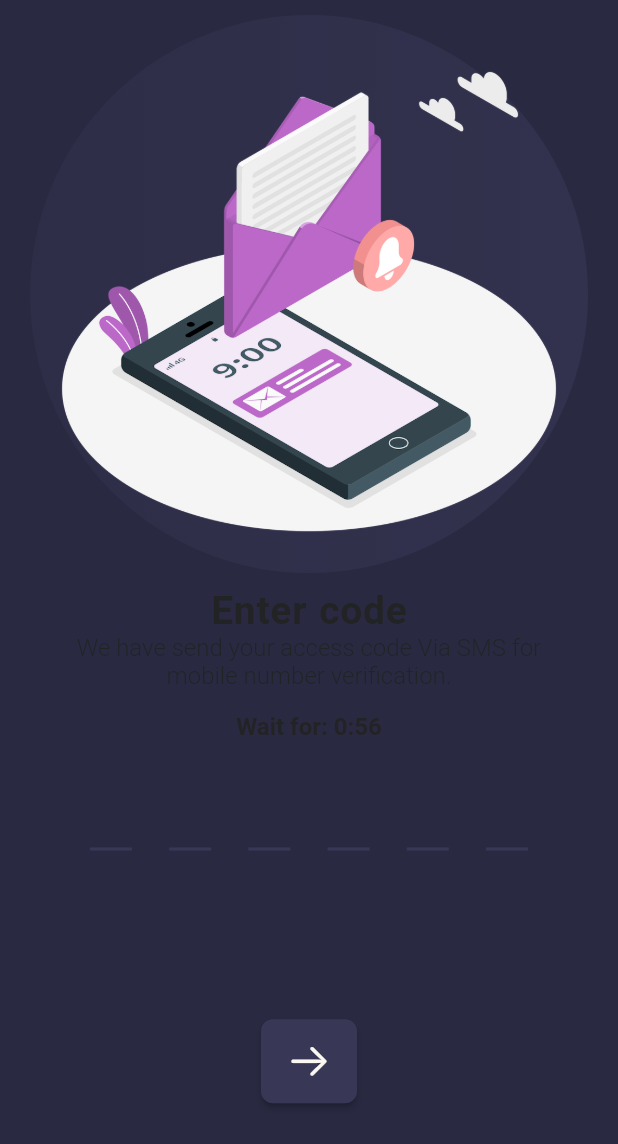
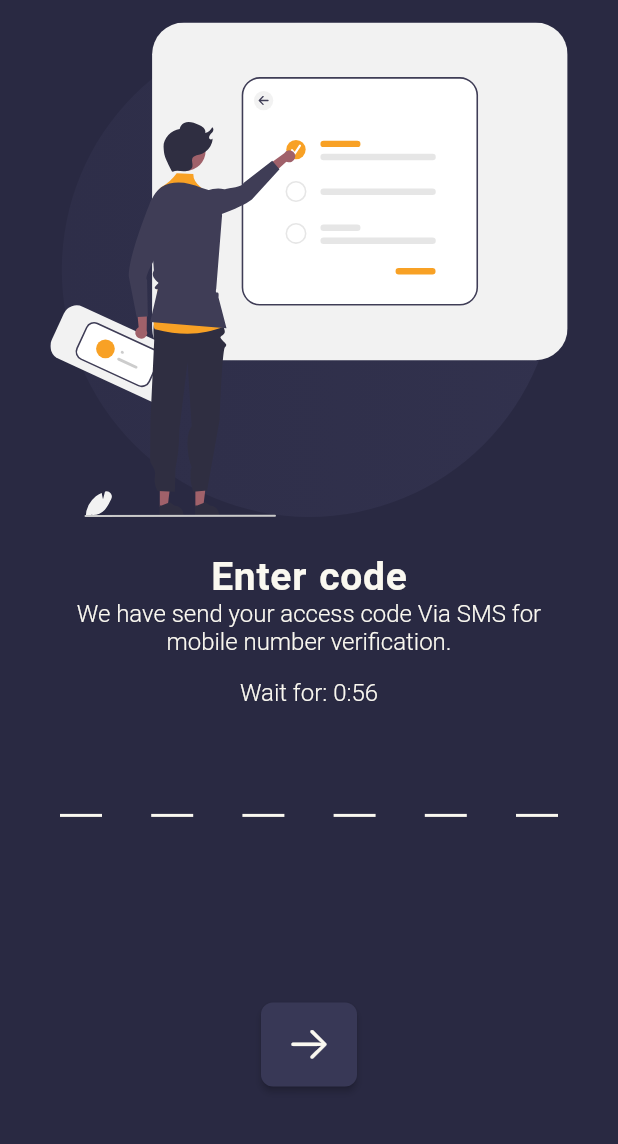
Before and after one commit to zmeulDev/valero, a Flutter app: the EnterOTPScreen screen opened directly with empty values, after a tap on an icon or button, on a phone screen of 412 x 824 dp. Shown: the top 1144 px of the screen. Run offline on Flutter 3.47's test engine with Material 2 defaults, Android fonts, the phone set to English and light mode, and no system bars; drawn by our look-alikes of pin_code_fields; our stand-ins replace cached_network_image, cherry_toast, cloud_firestore, firebase_auth, firebase_core, firebase_storage and 8 more; missing offline and left inert: avatar_view, mobile_number; accounts and stored records are empty; network calls fail.

Commit message:
auth from win

```diff
--- a/lib/pages/Auth/enterotp.dart
+++ b/lib/pages/Auth/enterotp.dart
@@ -3,7 +3,9 @@ import 'package:cloud_firestore/cloud_firestore.dart';
 import 'package:firebase_auth/firebase_auth.dart';
 import 'package:flutter/cupertino.dart';
 import 'package:flutter/material.dart';
+import 'package:flutter_svg/svg.dart';
 import 'package:fluttertoast/fluttertoast.dart';
+import 'package:get/get.dart';
 import 'package:pin_code_fields/pin_code_fields.dart';
 import 'package:valero/Services/auth_services.dart';
 import 'package:valero/pages/navbar.dart';
@@ -13,7 +15,7 @@ import 'package:valero/utils/helper.dart';
 class EnterOTPScreen extends StatefulWidget {
   final String phoneNumber;
 
-  EnterOTPScreen(this.phoneNumber);
+  EnterOTPScreen(this.phoneNumber, {Key? key}) : super(key: key);
 
   @override
   _EnterOTPScreenState createState() => _EnterOTPScreenState();
@@ -51,14 +53,13 @@ class _EnterOTPScreenState extends State<EnterOTPScreen> {
       child: Scaffold(
         resizeToAvoidBottomInset: false,
         body: Container(
-          margin: const EdgeInsets.only(left: 20, right: 20),
           child: Column(
             children: [
               Expanded(
                 flex: 6,
                 child: Container(
-                  height: MediaQuery.of(context).size.height,
-                  width: MediaQuery.of(context).size.width,
+                  height: Get.height,
+                  width: Get.width,
                   child: Column(
                     children: <Widget>[
                       upperImage(),
@@ -204,21 +205,16 @@ class _EnterOTPScreenState extends State<EnterOTPScreen> {
 
   upperImage() {
     return Container(
-      margin: EdgeInsets.only(top: 10, bottom: 10),
+      height: Get.height * 0.4,
+      margin: const EdgeInsets.only(top: 15, bottom: 25),
       decoration: BoxDecoration(
           shape: BoxShape.circle,
           gradient: LinearGradient(colors: [
             tertiaryColor.withOpacity(0.3),
             tertiaryColor.withOpacity(0.6),
           ])),
-      child: const Center(
-          child: Padding(
-        padding: EdgeInsets.all(1.0),
-        child: Image(
-          image: AssetImage('assets/otp.png'),
-          fit: BoxFit.fill,
-        ),
-      )),
+      child:  Center(
+        child:  SvgPicture.asset('assets/svg/preferences.svg'),),
     );
   }
 
@@ -228,15 +224,15 @@ class _EnterOTPScreenState extends State<EnterOTPScreen> {
       children: [
         Text(
           'Enter code',
-          style: style1.copyWith(color: fourthColor),
+          style: style1,
         ),
         Text(
           'We have send your access code Via SMS for',
-          style: style2.copyWith(color: fourthColor),
+          style: style2,
         ),
         Text(
           'mobile number verification.',
-          style: style2.copyWith(color: fourthColor),
+          style: style2,
         ),
         TweenAnimationBuilder<Duration>(
             duration: const Duration(minutes: 1),
@@ -250,7 +246,7 @@ class _EnterOTPScreenState extends State<EnterOTPScreen> {
               return Padding(
                   padding: const EdgeInsets.symmetric(vertical: 15),
                   child: Text('Wait for: $minutes:$seconds',
-                      textAlign: TextAlign.center, style: const TextStyle(color: fourthColor, fontWeight: FontWeight.bold, fontSize: 16)));
+                      textAlign: TextAlign.center, style: style2));
             }),
       ],
     );
@@ -264,12 +260,12 @@ class _EnterOTPScreenState extends State<EnterOTPScreen> {
           child: PinCodeTextField(
             appContext: context,
             pastedTextStyle: const TextStyle(
-              color: fourthColor,
+              color: secondaryColor,
             ),
             length: 6,
             obscureText: false,
             obscuringCharacter: '•',
-            textStyle: style1.copyWith(color: fourthColor),
+            textStyle: style1,
             blinkWhenObscuring: true,
             animationType: AnimationType.fade,
             validator: (v) {
@@ -285,12 +281,12 @@ class _EnterOTPScreenState extends State<EnterOTPScreen> {
               borderWidth: 2,
               fieldWidth: 28,
               activeFillColor: Colors.transparent,
-              inactiveColor: tertiaryColor,
+              inactiveColor: secondaryColor,
               inactiveFillColor: Colors.transparent,
-              selectedColor: tertiaryColor,
-              disabledColor: fourthColor,
+              selectedColor: secondaryColor,
+              disabledColor: secondaryColor,
             ),
-            cursorColor: tertiaryColor,
+            cursorColor: secondaryColor,
             animationDuration: const Duration(milliseconds: 300),
             enableActiveFill: false,
             errorAnimationController: errorController,
--- a/lib/pages/Auth/welcome.dart
+++ b/lib/pages/Auth/welcome.dart
@@ -74,7 +74,7 @@ class _WelcomeState extends State<Welcome> {
                           ),
                         ),
                         SizedBox(
-                          height: Get.height * 0.02,
+                          height: Get.height * 0.01,
                         ),
                         const Text(
                           'V',
@@ -140,7 +140,7 @@ class _WelcomeState extends State<Welcome> {
                       },
                       child: Container(
                         height: Get.height * 0.07,
-                        width: double.infinity,
+
                         decoration: BoxDecoration(
                           borderRadius: BorderRadius.circular(12),
                           color: fourthColor,
```
Also changed, not shown: assets/otp.png (deleted), assets/profile.png (deleted), assets/user.png (deleted).
